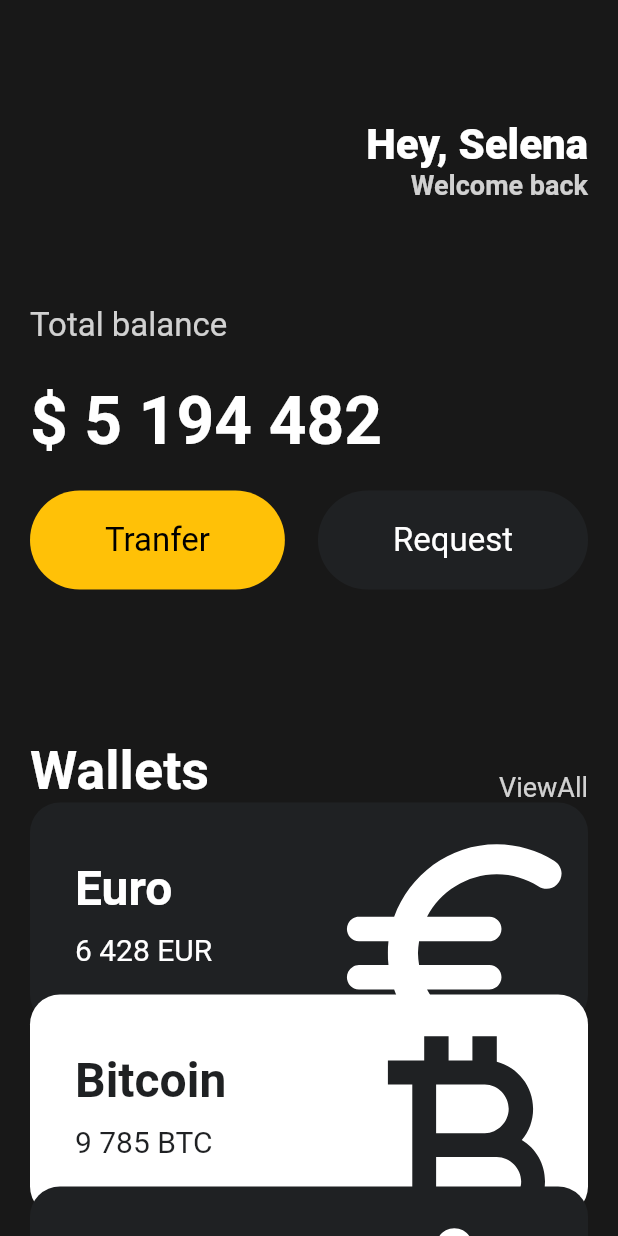
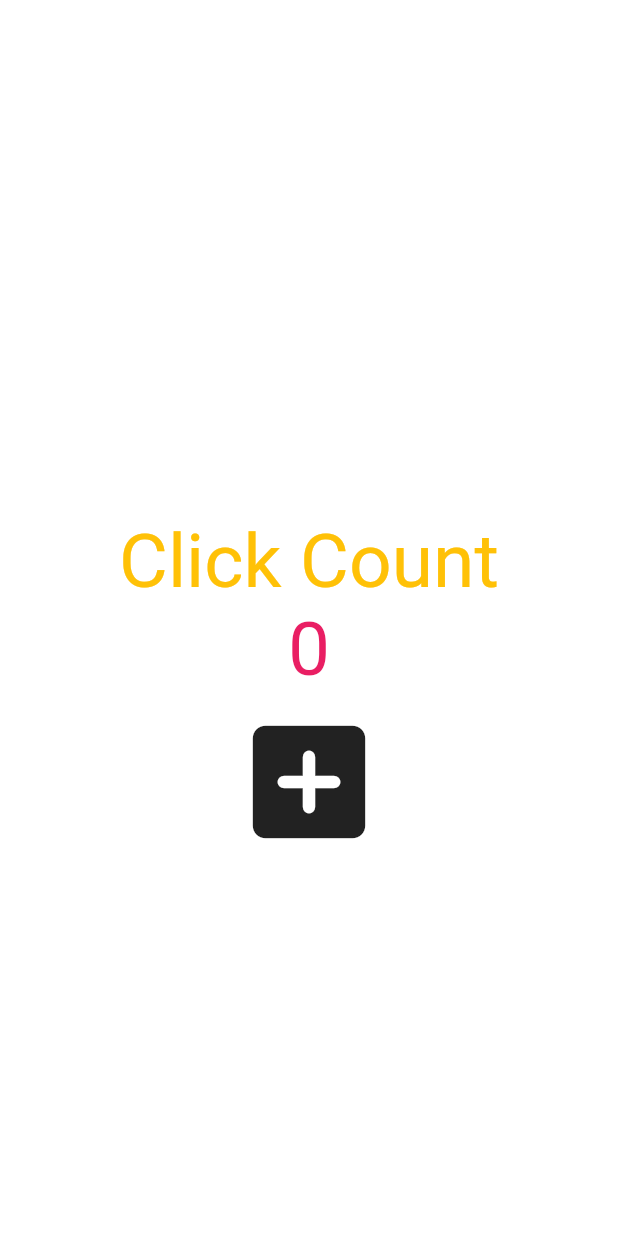
Before and after one commit to insubkim/Hello_Flutter, a Flutter app: the screen it shows after launch, on a phone screen of 412 x 824 dp. Run offline on Flutter 3.47's test engine with Material 2 defaults, Android fonts, the phone set to English and light mode, and no system bars.

Commit message:
feat : stateless widget with button

```diff
--- a/lib/main.dart
+++ b/lib/main.dart
@@ -1,6 +1,4 @@
 import 'package:flutter/material.dart';
-import 'package:toonflix/widgets/button.dart';
-import 'package:toonflix/widgets/currency_card.dart';
 
 class Player {
   String? name;
@@ -13,141 +11,42 @@ void main() {
   runApp(const App());
 }
 
-class App extends StatelessWidget {
+class App extends StatefulWidget {
   const App({super.key});
+
+  @override
+  State<App> createState() => _AppState();
+}
+
+class _AppState extends State<App> {
+  int counter = 0;
+
+  void onPressed() {
+    counter = counter + 1;
+  }
 
   @override
   Widget build(BuildContext context) {
     return MaterialApp(
       home: Scaffold(
-        backgroundColor: const Color(0xFF181818),
-        body: SingleChildScrollView(
-          padding: const EdgeInsets.symmetric(
-            horizontal: 20,
-          ),
+        backgroundColor: const Color(0xFFFFFFFF),
+        body: Center(
           child: Column(
-            crossAxisAlignment: CrossAxisAlignment.start,
+            mainAxisAlignment: MainAxisAlignment.center,
             children: [
               const SizedBox(
-                height: 80,
-              ),
-              Row(
-                mainAxisAlignment: MainAxisAlignment.end,
-                children: [
-                  Column(
-                    crossAxisAlignment: CrossAxisAlignment.end,
-                    children: [
-                      const Text(
-                        'Hey, Selena',
-                        style: TextStyle(
-                          color: Colors.white,
-                          fontSize: 28,
-                          fontWeight: FontWeight.w800,
-                        ),
-                      ),
-                      Text(
-                        'Welcome back',
-                        style: TextStyle(
-                          color: Colors.white.withOpacity(0.8),
-                          fontSize: 18,
-                          fontWeight: FontWeight.bold,
-                        ),
-                      ),
-                    ],
-                  ),
-                ],
-              ),
-              const SizedBox(
-                height: 70,
-              ),
-              Text(
-                'Total balance',
-                style: TextStyle(
-                  fontSize: 22,
-                  color: Colors.white.withOpacity(0.8),
-                ),
-              ),
-              const SizedBox(
-                height: 25,
+                height: 100,
               ),
               const Text(
-                '\$ 5 194 482',
-                style: TextStyle(
-                  fontSize: 44,
-                  fontWeight: FontWeight.w600,
-                  color: Colors.white,
-                ),
+                'Click Count',
+                style: TextStyle(color: Colors.amber, fontSize: 50),
               ),
-              const SizedBox(
-                height: 20,
-              ),
-              const Row(
-                mainAxisAlignment: MainAxisAlignment.spaceBetween,
-                children: [
-                  Button(
-                      text: 'Tranfer',
-                      bgColor: Colors.amber,
-                      textColor: Colors.black),
-                  Button(
-                      text: 'Request',
-                      bgColor: Color(0xFF1F2123),
-                      textColor: Colors.white),
-                ],
-              ),
-              const SizedBox(height: 100),
-              Row(
-                crossAxisAlignment: CrossAxisAlignment.end,
-                mainAxisAlignment: MainAxisAlignment.spaceBetween,
-                children: [
-                  const Text(
-                    'Wallets',
-                    style: TextStyle(
-                      color: Colors.white,
-                      fontSize: 36,
-                      fontWeight: FontWeight.w600,
-                    ),
-                  ),
-                  Text(
-                    'ViewAll',
-                    style: TextStyle(
-                      color: Colors.white.withOpacity(0.8),
-                      fontSize: 18,
-                    ),
-                  )
-                ],
-              ),
-              const CurrencyCard(
-                name: 'Euro',
-                code: 'EUR',
-                amount: '6 428',
-                icon: Icons.euro_rounded,
-                isInverted: false,
-                order: 0,
-              ),
-              const CurrencyCard(
-                name: 'Bitcoin',
-                code: 'BTC',
-                amount: '9 785',
-                icon: Icons.currency_bitcoin,
-                isInverted: true,
-                order: 1,
-              ),
-              const CurrencyCard(
-                name: 'Dallar',
-                code: 'USD',
-                amount: '428',
-                icon: Icons.attach_money_rounded,
-                isInverted: false,
-                order: 2,
-              ),
-              const CurrencyCard(
-                name: 'WON',
-                code: 'WON',
-                amount: '123',
-                icon: Icons.money,
-                isInverted: true,
-                order: 3,
-              ),
+              Text('$counter',
+                  style: const TextStyle(color: Colors.pink, fontSize: 50)),
+              IconButton(
+                  iconSize: 100,
+                  onPressed: onPressed,
+                  icon: const Icon(Icons.add_box_rounded)),
             ],
           ),
         ),
```
